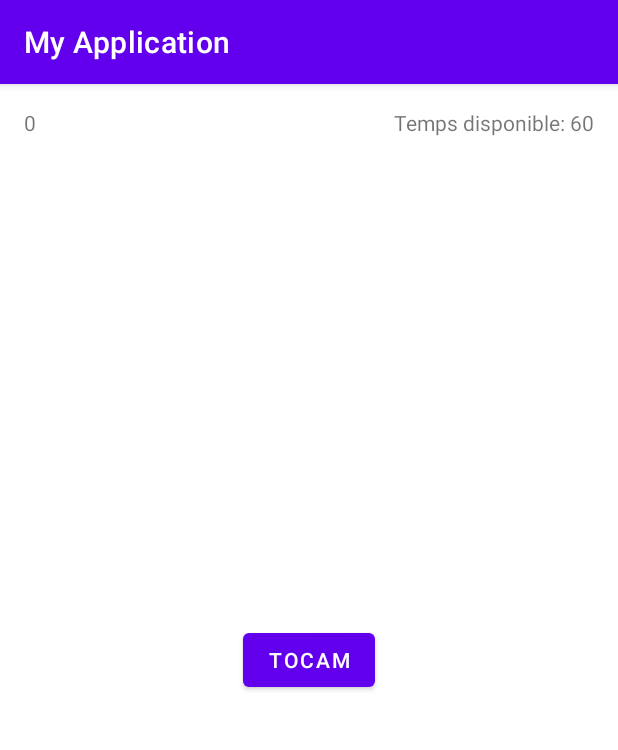
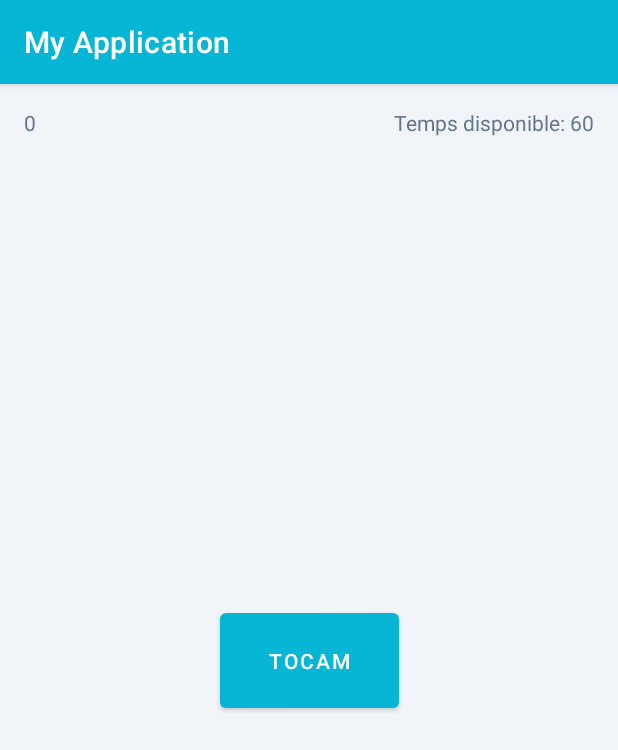
Before and after one commit to JoanBayo/Contador_MP08, an Android app: the screen it shows after launch (MainActivity), on a phone screen of 412 x 824 dp. Shown: the top 750 px of the screen. Run offline under Robolectric (Android 15) with nearby library versions, the phone set to English and light mode, and no system bars.

Commit message:
final video COLORS

```diff
--- a/app/src/main/res/layout/activity_main.xml
+++ b/app/src/main/res/layout/activity_main.xml
@@ -29,8 +29,8 @@
 
     <Button
         android:id="@+id/tapMeButton"
-        android:layout_width="wrap_content"
-        android:layout_height="wrap_content"
+        android:layout_width="119dp"
+        android:layout_height="75dp"
         android:text="@string/touchme"
         app:layout_constraintBottom_toBottomOf="parent"
         app:layout_constraintEnd_toEndOf="parent"
--- a/app/src/main/res/values/colors.xml
+++ b/app/src/main/res/values/colors.xml
@@ -7,4 +7,17 @@
     <color name="teal_700">#FF018786</color>
     <color name="black">#FF000000</color>
     <color name="white">#FFFFFFFF</color>
+    <color name="yellow">#E6E4D336</color>
+
+    <color name="slate_50">#f8fafc</color>
+    <color name="slate_100">#f1f5f9</color>
+    <color name="slate_500">#64748b</color>
+    <color name="slate_700">#334155</color>
+
+    <color name="Cyan_50">#ecfeff</color>
+    <color name="Cyan_100">#cffafe</color>
+    <color name="Cyan_200">#a5f3fc</color>
+    <color name="Cyan_500">#06b6d4</color>
+    <color name="Cyan_800">#155e75</color>
+
 </resources>
--- a/app/src/main/res/values/themes.xml
+++ b/app/src/main/res/values/themes.xml
@@ -2,8 +2,8 @@
     <!-- Base application theme. -->
     <style name="Theme.MyApplication" parent="Theme.MaterialComponents.DayNight.DarkActionBar">
         <!-- Primary brand color. -->
-        <item name="colorPrimary">@color/purple_500</item>
-        <item name="colorPrimaryVariant">@color/purple_700</item>
+        <item name="colorPrimary">@color/Cyan_500</item>
+        <item name="colorPrimaryVariant">@color/Cyan_800</item>
         <item name="colorOnPrimary">@color/white</item>
         <!-- Secondary brand color. -->
         <item name="colorSecondary">@color/teal_200</item>
@@ -12,5 +12,7 @@
         <!-- Status bar color. -->
         <item name="android:statusBarColor">?attr/colorPrimaryVariant</item>
         <!-- Customize your theme here. -->
+        <item name = "android:colorBackground">@color/slate_100</item>
+        <item name = "android:textColor">@color/slate_500</item>
     </style>
 </resources>
```
